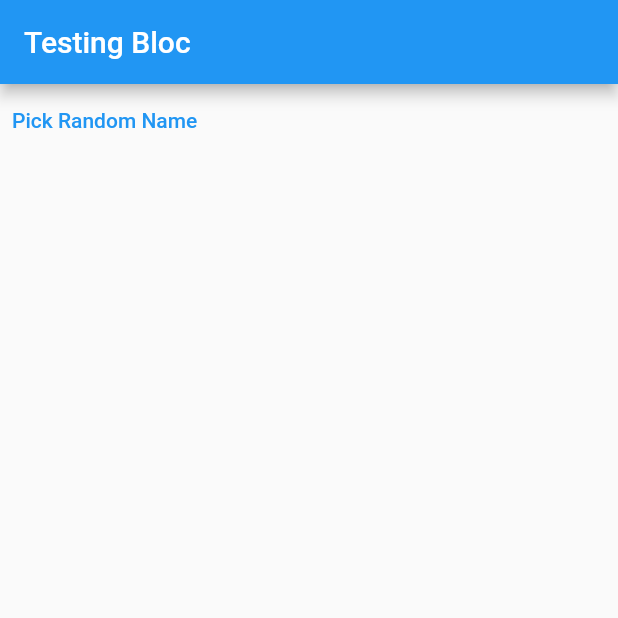
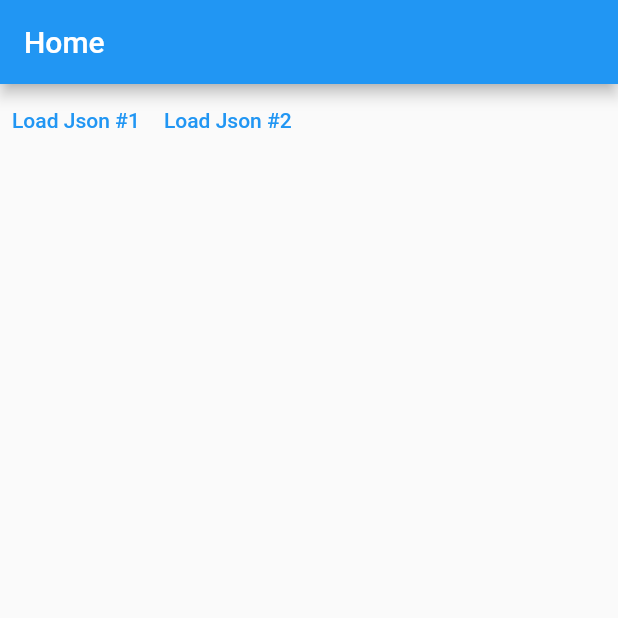
Before and after one commit to DeveloperMalay/flutterbloc, a Flutter app: the screen it shows after launch, on a phone screen of 412 x 824 dp, the top half of it. Run offline on Flutter 3.47's test engine with Material 2 defaults, Android fonts, the phone set to English and light mode, and no system bars; our stand-ins replace flutter_bloc.

Commit message:
using bloc to load api

```diff
--- a/lib/main.dart
+++ b/lib/main.dart
@@ -1,91 +1,177 @@
-import 'package:bloc/bloc.dart';
+import 'dart:convert';
+import 'dart:io';
 import 'package:flutter/material.dart';
-import 'dart:math' as math show Random;
+import 'package:flutter_bloc/flutter_bloc.dart';
 
 void main() {
-  runApp(const MyApp());
+  runApp(
+    MaterialApp(
+      title: 'Flutter Demo',
+      theme: ThemeData(
+        primarySwatch: Colors.blue,
+      ),
+      home: BlocProvider(
+        create: (_) => PersonsBloc(),
+        child: const HomePage(),
+      ),
+    ),
+  );
 }
 
-class MyApp extends StatelessWidget {
-  const MyApp({Key? key}) : super(key: key);
+@immutable
+//Bloc event class
+abstract class LoadAction {
+  const LoadAction();
+}
 
-  // This widget is the root of your application.
+//input class for our bloc
+@immutable
+class LoadPersonsAction implements LoadAction {
+  final PersonUrl url;
+  const LoadPersonsAction({required this.url}) : super();
+}
+
+enum PersonUrl {
+  person1,
+  person2,
+}
+
+extension UrlString on PersonUrl {
+  String get urlString {
+    switch (this) {
+      case PersonUrl.person1:
+        return "http://127.0.0.1:5500/api/persons1.json";
+      case PersonUrl.person2:
+        return "http://127.0.0.1:5500/api/persons2.json";
+    }
+  }
+}
+
+//model to maka dart object from a json file
+@immutable
+class Person {
+  final String name;
+  final int age;
+
+  const Person({
+    required this.name,
+    required this.age,
+  });
+  Person.fromJson(Map<String, dynamic> json)
+      : name = json['name'],
+        age = json["age"];
+}
+
+// converting the json file to a dart object
+//using person.fromJson method
+Future<Iterable<Person>> getPersons(String url) => HttpClient()
+    .getUrl(Uri.parse(url))
+    .then((req) => req.close())
+    .then((resp) => resp.transform(utf8.decoder).join())
+    .then((str) => json.decode(str) as List<dynamic>)
+    .then((list) => list.map((e) => Person.fromJson(e)));
+
+//output of the Bloc or the state
+@immutable
+class FetchResult {
+  final Iterable<Person> persons;
+  final bool isRerivedFromCache;
+
+  const FetchResult({
+    required this.persons,
+    required this.isRerivedFromCache,
+  });
+
   @override
-  Widget build(BuildContext context) {
-    return MaterialApp(
-      title: 'Flutter Demo',
-      theme: ThemeData(
+  String toString() =>
+      'FetchResult(isRecivedFromCached=$isRerivedFromCache,persons=$persons';
+}
 
-        primarySwatch: Colors.blue,
-      ),
-      home: const HomePage(),
+//Bloc class that maintain the app's state
+class PersonsBloc extends Bloc<LoadAction, FetchResult?> {
+  final Map<PersonUrl, Iterable<Person>> _cache = {};
+  PersonsBloc() : super(null) {
+    on<LoadPersonsAction>(
+      (event, emit) async {
+        final url = event.url;
+        if (_cache.containsKey(url)) {
+          //we have the value in the cache
+          final cachedPersons = _cache[url];
+          final result = FetchResult(
+            persons: cachedPersons!,
+            isRerivedFromCache: true,
+          );
+          emit(result);
+        } else {
+          final persons = await getPersons(url.urlString);
+          _cache[url] = persons;
+          final result =
+              FetchResult(persons: persons, isRerivedFromCache: false);
+          emit(result);
+        }
+      },
     );
   }
 }
 
-const names = ['Foo', 'Bar', 'Baz'];
-
-extension RandomNumber<T> on Iterable<T> {
-  T getRandomElement() => elementAt(math.Random().nextInt(length));
+extension Subscript<T> on Iterable<T> {
+  T? operator [](int index) => length > index ? elementAt(index) : null;
 }
 
-class NamesCubit extends Cubit<String?> {
-  NamesCubit() : super(null);
-  void pickRandomName() => emit(
-        names.getRandomElement(),
-      );
-}
-
-class HomePage extends StatefulWidget {
+class HomePage extends StatelessWidget {
   const HomePage({Key? key}) : super(key: key);
-
-  @override
-  State<HomePage> createState() => _HomePageState();
-}
-
-class _HomePageState extends State<HomePage> {
-  late final NamesCubit cubit;
-
-  @override
-  void initState() {
-    cubit = NamesCubit();
-    super.initState();
-  }
-
-  @override
-  void dispose() {
-    cubit.close();
-    super.dispose();
-  }
 
   @override
   Widget build(BuildContext context) {
     return Scaffold(
-      appBar: AppBar(title: const Text('Testing Bloc')),
-      body: StreamBuilder<String?>(
-        stream: cubit.stream,
-        builder: (context, snapshot) {
-          final button = TextButton(
-            onPressed: () => cubit.pickRandomName(),
-            child: const Text('Pick Random Name'),
-          );
-          switch (snapshot.connectionState) {
-            case ConnectionState.none:
-              return button;
-            case ConnectionState.waiting:
-              return button;
-            case ConnectionState.active:
-              return Column(
-                children: [
-                  Text(snapshot.data ?? ''),
-                  button,
-                ],
+      appBar: AppBar(
+        title: const Text('Home'),
+      ),
+      body: Column(
+        children: [
+          Row(
+            children: [
+              TextButton(
+                onPressed: () {
+                  context.read<PersonsBloc>().add(
+                        const LoadPersonsAction(url: PersonUrl.person1),
+                      );
+                },
+                child: const Text('Load Json #1'),
+              ),
+              TextButton(
+                onPressed: () {
+                  context.read<PersonsBloc>().add(
+                        const LoadPersonsAction(url: PersonUrl.person2),
+                      );
+                },
+                child: const Text('Load Json #2'),
+              ),
+            ],
+          ),
+          BlocBuilder<PersonsBloc, FetchResult?>(
+            buildWhen: (previousResult, currentResult) {
+              return previousResult?.persons != currentResult?.persons;
+            },
+            builder: ((context, fetchResult) {
+              final persons = fetchResult?.persons;
+              if (persons == null) {
+                return const SizedBox();
+              }
+              return Expanded(
+                child: ListView.builder(
+                  itemCount: persons.length,
+                  itemBuilder: (context, index) {
+                    final person = persons[index]!;
+                    return ListTile(
+                      title: Text(person.name),
+                    );
+                  },
+                ),
               );
-
-            case ConnectionState.done:
-              return const SizedBox();
-          }
-        },
+            }),
+          )
+        ],
       ),
     );
   }
```
Also changed, not shown: api/persons1.json (added, +17 -0 lines), api/persons2.json (added, +17 -0 lines), 1 other file.
